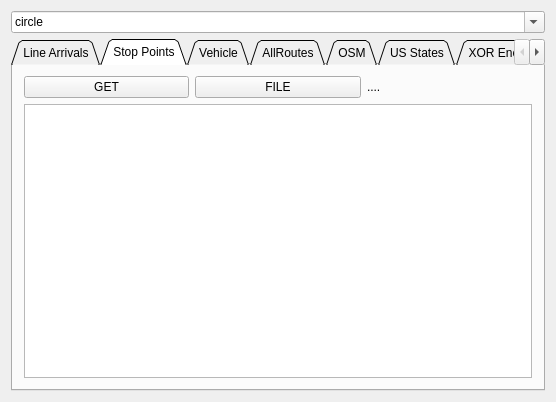
First picture: the form in Widget.ui, repository Enthusiastic-Coder/tflTest, before the edit.
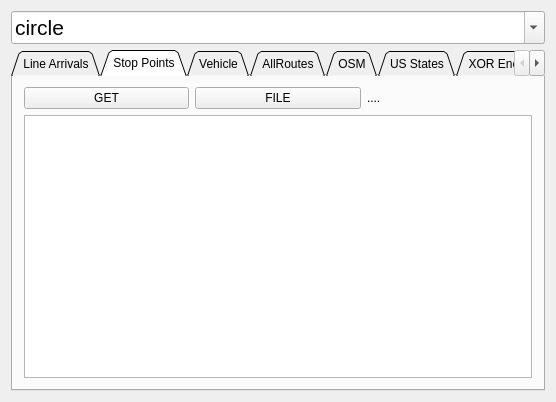
Second picture: the form after the edit. The open tabs and pages were chosen to show the change.

Commit message: TFL Test mods

What changed in the file:
```diff
--- a/Widget.ui
+++ b/Widget.ui
@@ -16,6 +16,11 @@
   <layout class="QGridLayout" name="gridLayout_3">
    <item row="0" column="1">
     <widget class="QComboBox" name="comboBoxLines">
+     <property name="font">
+      <font>
+       <pointsize>16</pointsize>
+      </font>
+     </property>
      <property name="editable">
       <bool>true</bool>
      </property>
```
Left out of the diff: 102 changed lines with no effect on the pictures. The commit also changes 2 other files.
